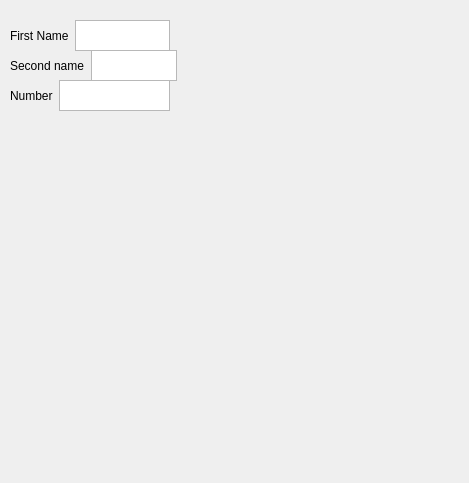
First picture: the form in registration_page.ui, repository MrSteelRat/Client, before the edit.
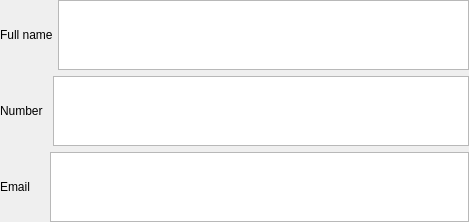
Second picture: the form after the edit.

```diff
--- a/registration_page.ui
+++ b/registration_page.ui
@@ -7,26 +7,34 @@
     <x>0</x>
     <y>0</y>
     <width>469</width>
-    <height>483</height>
+    <height>179</height>
    </rect>
   </property>
   <property name="windowTitle">
    <string>Form</string>
   </property>
-  <widget class="QWidget" name="horizontalLayoutWidget">
-   <property name="geometry">
-    <rect>
-     <x>10</x>
-     <y>20</y>
-     <width>160</width>
-     <height>31</height>
-    </rect>
+  <layout class="QVBoxLayout" name="verticalLayout">
+   <property name="leftMargin">
+    <number>0</number>
    </property>
-   <layout class="QHBoxLayout" name="horizontalLayout">
+   <property name="topMargin">
+    <number>0</number>
+   </property>
+   <property name="rightMargin">
+    <number>0</number>
+   </property>
+   <property name="bottomMargin">
+    <number>0</number>
+   </property>
+   <item>
+    <layout class="QHBoxLayout" name="horizontalLayout" stretch="0,0">
+     <property name="spacing">
+      <number>5</number>
+     </property>
     <item>
      <widget class="QLabel" name="label">
       <property name="text">
-       <string>First Name</string>
+        <string>Full name</string>
       </property>
      </widget>
     </item>
@@ -34,39 +42,12 @@
      <widget class="QPlainTextEdit" name="plainTextEdit"/>
     </item>
    </layout>
-  </widget>
-  <widget class="QWidget" name="horizontalLayoutWidget_2">
-   <property name="geometry">
-    <rect>
-     <x>10</x>
-     <y>50</y>
-     <width>167</width>
-     <height>31</height>
-    </rect>
-   </property>
-   <layout class="QHBoxLayout" name="horizontalLayout_2">
-    <item>
-     <widget class="QLabel" name="label_2">
-      <property name="text">
-       <string>Second name</string>
-      </property>
-     </widget>
     </item>
     <item>
-     <widget class="QPlainTextEdit" name="plainTextEdit_2"/>
-    </item>
-   </layout>
-  </widget>
-  <widget class="QWidget" name="horizontalLayoutWidget_3">
-   <property name="geometry">
-    <rect>
-     <x>10</x>
-     <y>80</y>
-     <width>160</width>
-     <height>31</height>
-    </rect>
-   </property>
    <layout class="QHBoxLayout" name="horizontalLayout_3">
+     <property name="spacing">
+      <number>10</number>
+     </property>
     <item>
      <widget class="QLabel" name="label_3">
       <property name="text">
@@ -78,7 +59,25 @@
      <widget class="QPlainTextEdit" name="plainTextEdit_3"/>
     </item>
    </layout>
-  </widget>
+   </item>
+   <item>
+    <layout class="QHBoxLayout" name="horizontalLayout_4">
+     <property name="spacing">
+      <number>20</number>
+     </property>
+     <item>
+      <widget class="QLabel" name="label_4">
+       <property name="text">
+        <string>Email</string>
+       </property>
+      </widget>
+     </item>
+     <item>
+      <widget class="QPlainTextEdit" name="plainTextEdit_4"/>
+     </item>
+    </layout>
+   </item>
+  </layout>
  </widget>
  <resources/>
  <connections/>
```
Lines whose indentation alone changed are shown as unchanged.
